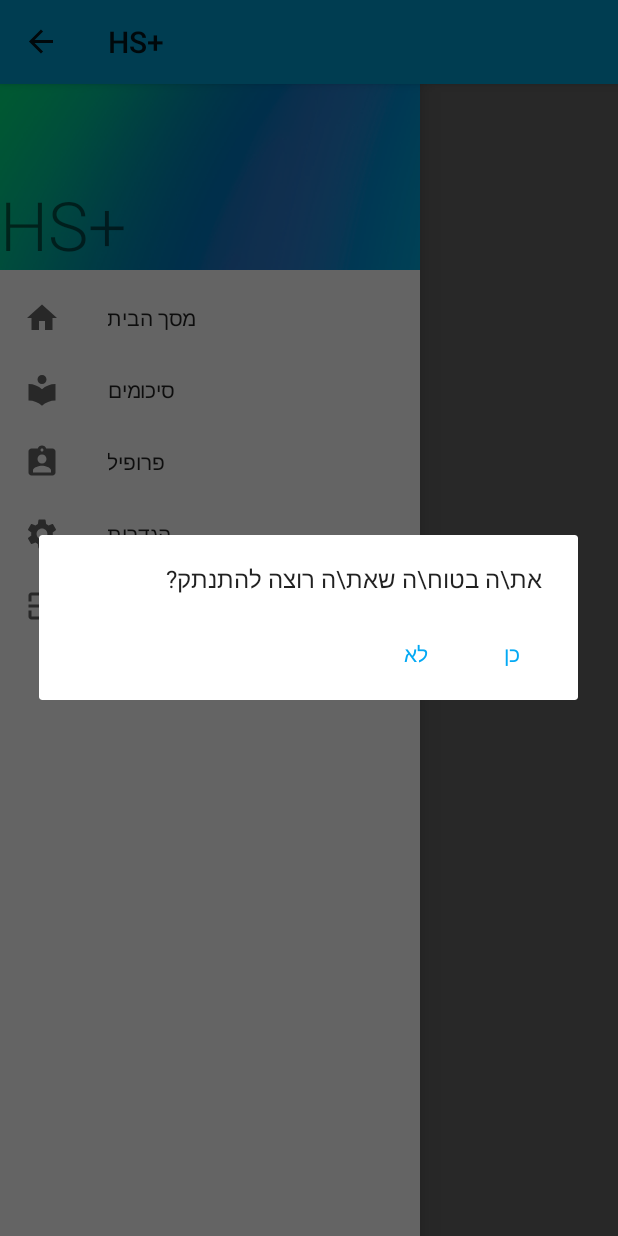
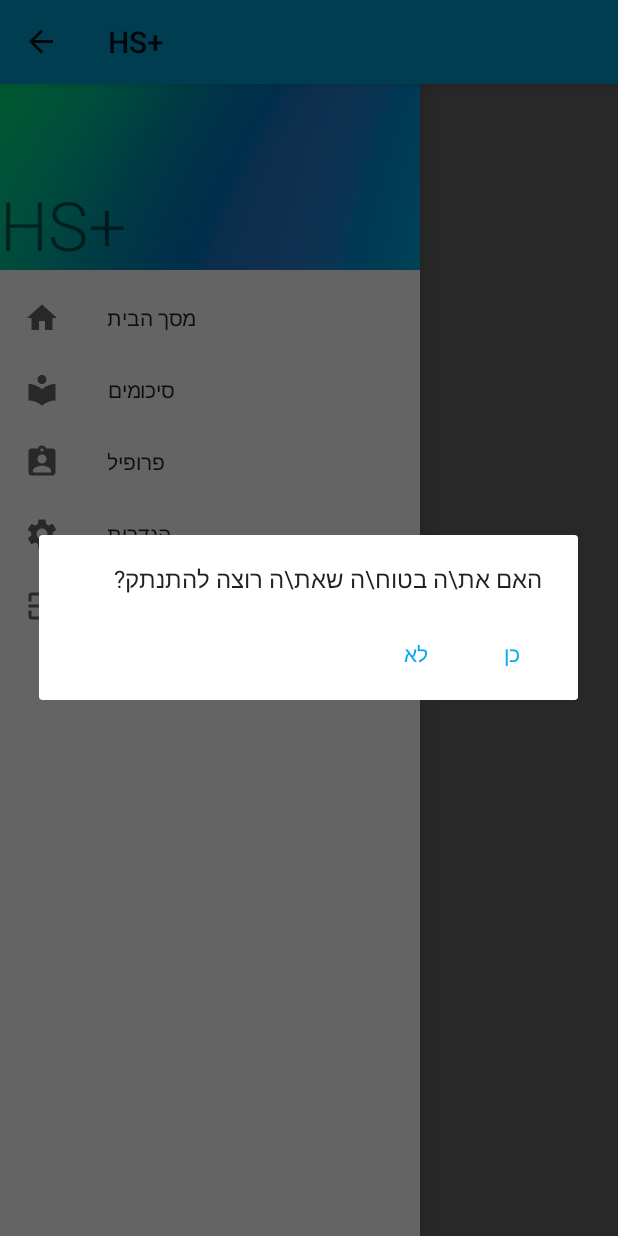
Before and after one commit to EladBG-code/SchoolProject, an Android app: the Homepage screen opened directly, with no data from a screen before it, after a tap on "התנתקות", on a phone screen of 412 x 824 dp. Run offline under Robolectric (Android 15) with nearby library versions, the phone set to English and light mode, and no system bars; 1 statement that could not run was skipped; 3 other taps on this screen came first.

Commit message:
lots of things work

```diff
--- a/app/src/main/java/com/theproject/schoolproject/Homepage.java
+++ b/app/src/main/java/com/theproject/schoolproject/Homepage.java
@@ -1,6 +1,5 @@
 package com.theproject.schoolproject;
 
-import androidx.annotation.ColorInt;
 import androidx.annotation.NonNull;
 import androidx.appcompat.app.ActionBarDrawerToggle;
 import androidx.appcompat.app.AlertDialog;
@@ -8,24 +7,16 @@ import androidx.appcompat.app.AppCompatActivity;
 import androidx.core.view.GravityCompat;
 import androidx.drawerlayout.widget.DrawerLayout;
 
-import android.app.Dialog;
 import android.content.DialogInterface;
 import android.content.Intent;
-import android.graphics.Canvas;
-import android.graphics.Color;
 import android.os.Bundle;
-import android.transition.Transition;
-import android.transition.TransitionManager;
 import android.view.MenuItem;
 import android.view.View;
-import android.view.animation.Animation;
 import android.widget.ImageView;
 import android.widget.TextView;
 import android.widget.Toast;
-import android.widget.Toolbar;
 
 import com.google.android.material.appbar.MaterialToolbar;
-import com.google.android.material.dialog.MaterialAlertDialogBuilder;
 import com.google.android.material.navigation.NavigationView;
 
 public class Homepage extends AppCompatActivity implements NavigationView.OnNavigationItemSelectedListener, View.OnClickListener {
@@ -70,7 +61,7 @@ public class Homepage extends AppCompatActivity implements NavigationView.OnNavi
 
                androidx.appcompat.app.AlertDialog.Builder builder = new androidx.appcompat.app.AlertDialog.Builder(Homepage.this);
 
-            builder.setMessage("את\\ה בטוח\\ה שאת\\ה רוצה להתנתק?")
+            builder.setMessage("האם את\\ה בטוח\\ה שאת\\ה רוצה להתנתק?")
                     .setPositiveButton("כן", new DialogInterface.OnClickListener() {
                         @Override
                         public void onClick(DialogInterface dialog, int which) {
--- a/app/src/main/java/com/theproject/schoolproject/SummariesSubjects.java
+++ b/app/src/main/java/com/theproject/schoolproject/SummariesSubjects.java
@@ -192,7 +192,7 @@ public class SummariesSubjects extends AppCompatActivity implements View.OnClick
 
             AlertDialog.Builder builder = new AlertDialog.Builder(SummariesSubjects.this);
 
-            builder.setMessage("את\\ה בטוח\\ה שאת\\ה רוצה להתנתק?")
+            builder.setMessage("האם את\\ה בטוח\\ה שאת\\ה רוצה להתנתק?")
                     .setPositiveButton("כן", new DialogInterface.OnClickListener() {
                         @Override
                         public void onClick(DialogInterface dialog, int which) {
--- a/app/src/main/java/com/theproject/schoolproject/ViewSummariesOnSubject.java
+++ b/app/src/main/java/com/theproject/schoolproject/ViewSummariesOnSubject.java
@@ -65,7 +65,7 @@ public class ViewSummariesOnSubject extends AppCompatActivity implements Navigat
 
             AlertDialog.Builder builder = new AlertDialog.Builder(ViewSummariesOnSubject.this);
 
-            builder.setMessage("את\\ה בטוח\\ה שאת\\ה רוצה להתנתק?")
+            builder.setMessage("האם את\\ה בטוח\\ה שאת\\ה רוצה להתנתק?")
                     .setPositiveButton("כן", new DialogInterface.OnClickListener() {
                         @Override
                         public void onClick(DialogInterface dialog, int which) {
```
